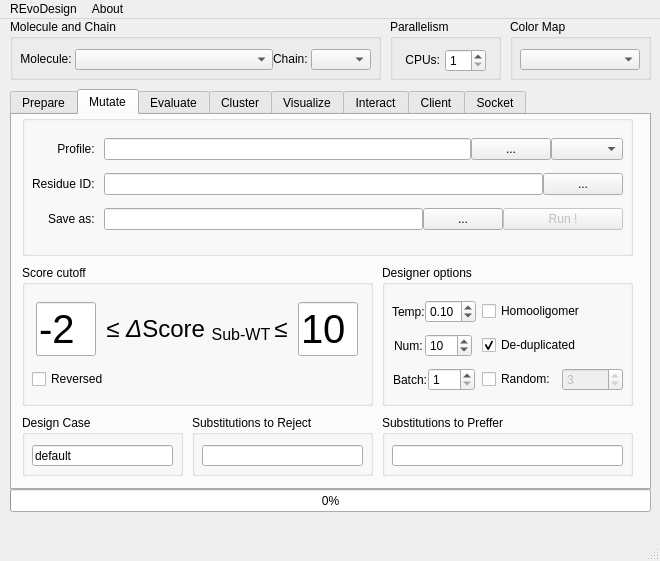
Old version of the form REvoDesign/UI/REvoDesign-PyMOL.ui in the repository YaoYinYing/REvoDesign.
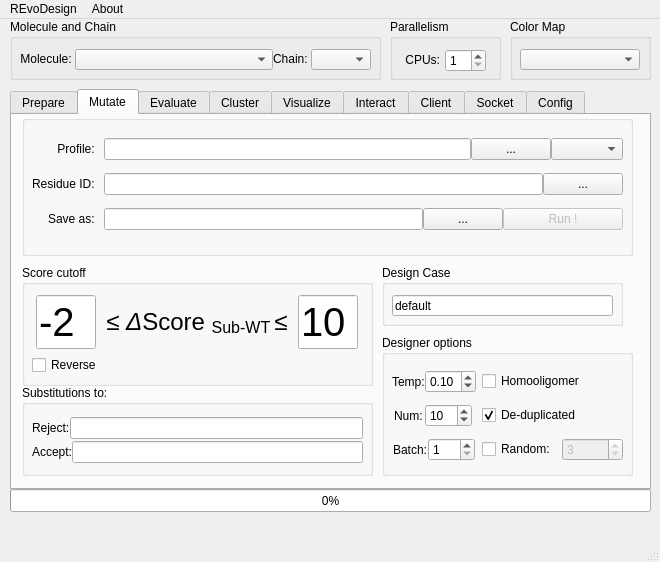
New version of the form. The open tabs and pages were chosen to show the change.

What changed in the file:
```diff
--- a/REvoDesign/UI/REvoDesign-PyMOL.ui
+++ b/REvoDesign/UI/REvoDesign-PyMOL.ui
@@ -10,7 +10,7 @@
     <x>0</x>
     <y>0</y>
     <width>660</width>
-    <height>561</height>
+    <height>562</height>
    </rect>
   </property>
   <property name="sizePolicy">
@@ -857,39 +857,13 @@
        </layout>
       </widget>
      </widget>
-     <widget class="QGroupBox" name="groupBox_preffer_substitution">
-      <property name="geometry">
-       <rect>
-        <x>370</x>
-        <y>300</y>
-        <width>251</width>
-        <height>61</height>
-       </rect>
-      </property>
-      <property name="title">
-       <string>Substitutions to Preffer</string>
-      </property>
-      <widget class="QLineEdit" name="lineEdit_preffer_substitution">
-       <property name="geometry">
-        <rect>
-         <x>10</x>
-         <y>30</y>
-         <width>231</width>
-         <height>21</height>
-        </rect>
-       </property>
-       <property name="statusTip">
-        <string>Preferred substitutions. For PSSM and CSV: `E:DATY K:RATY`. For external designers: `DNEQKRHHH`. </string>
-       </property>
-      </widget>
-     </widget>
      <widget class="QGroupBox" name="groupBox_2">
       <property name="geometry">
        <rect>
         <x>10</x>
         <y>150</y>
         <width>351</width>
-        <height>141</height>
+        <height>121</height>
        </rect>
       </property>
       <property name="title">
@@ -901,7 +875,7 @@
          <x>10</x>
          <y>30</y>
          <width>331</width>
-         <height>101</height>
+         <height>81</height>
         </rect>
        </property>
        <layout class="QVBoxLayout" name="verticalLayout_7">
@@ -994,73 +968,18 @@
            <string>Lower scores will be favored in certain scoring methods, such as ddG scoring.</string>
           </property>
           <property name="text">
-           <string>Reversed</string>
+           <string>Reverse</string>
           </property>
          </widget>
         </item>
        </layout>
       </widget>
      </widget>
-     <widget class="QGroupBox" name="groupBox_reject_substitution">
-      <property name="geometry">
-       <rect>
-        <x>180</x>
-        <y>300</y>
-        <width>181</width>
-        <height>61</height>
-       </rect>
-      </property>
-      <property name="title">
-       <string>Substitutions to Reject</string>
-      </property>
-      <widget class="QLineEdit" name="lineEdit_reject_substitution">
-       <property name="geometry">
-        <rect>
-         <x>10</x>
-         <y>30</y>
-         <width>161</width>
-         <height>21</height>
-        </rect>
-       </property>
-       <property name="statusTip">
-        <string>Substitutions to reject. eg. `PC` to reject proline and cysteine.</string>
-       </property>
-      </widget>
-     </widget>
-     <widget class="QGroupBox" name="groupBox">
-      <property name="geometry">
-       <rect>
-        <x>10</x>
-        <y>300</y>
-        <width>161</width>
-        <height>61</height>
-       </rect>
-      </property>
-      <property name="title">
-       <string>Design Case</string>
-      </property>
-      <widget class="QLineEdit" name="lineEdit_design_case">
-       <property name="geometry">
-        <rect>
-         <x>10</x>
-         <y>30</y>
-         <width>141</width>
-         <height>21</height>
-        </rect>
-       </property>
-       <property name="statusTip">
-        <string>You should name this design case with a proper label.</string>
-       </property>
-       <property name="text">
-        <string>default</string>
-       </property>
-      </widget>
-     </widget>
      <widget class="QGroupBox" name="groupBox_11">
       <property name="geometry">
        <rect>
         <x>370</x>
-        <y>150</y>
+        <y>220</y>
         <width>251</width>
         <height>141</height>
        </rect>
@@ -1290,6 +1209,123 @@
        </layout>
       </widget>
      </widget>
+     <widget class="QGroupBox" name="groupBox_reject_substitution">
+      <property name="geometry">
+       <rect>
+        <x>10</x>
+        <y>270</y>
+        <width>351</width>
+        <height>91</height>
+       </rect>
+      </property>
+      <property name="title">
+       <string>Substitutions to:</string>
+      </property>
+      <widget class="QWidget" name="verticalLayoutWidget_14">
+       <property name="geometry">
+        <rect>
+         <x>10</x>
+         <y>30</y>
+         <width>331</width>
+         <height>51</height>
+        </rect>
+       </property>
+       <layout class="QVBoxLayout" name="verticalLayout_20">
+        <property name="spacing">
+         <number>0</number>
+        </property>
+        <item>
+         <layout class="QHBoxLayout" name="horizontalLayout_53">
+          <item>
+           <widget class="QLabel" name="label_2">
+            <property name="sizePolicy">
+             <sizepolicy hsizetype="Fixed" vsizetype="Preferred">
+              <horstretch>0</horstretch>
+              <verstretch>0</verstretch>
+             </sizepolicy>
+            </property>
+            <property name="statusTip">
+             <string>Reject some substitutions</string>
+            </property>
+            <property name="text">
+             <string>Reject:</string>
+            </property>
+            <property name="alignment">
+             <set>Qt::AlignLeading|Qt::AlignLeft|Qt::AlignVCenter</set>
+            </property>
+           </widget>
+          </item>
+          <item>
+           <widget class="QLineEdit" name="lineEdit_reject_substitution">
+            <property name="statusTip">
+             <string>Substitutions to reject. eg. `PC` to reject proline and cysteine.</string>
+            </property>
+           </widget>
+          </item>
+         </layout>
+        </item>
+        <item>
+         <layout class="QHBoxLayout" name="horizontalLayout_55">
+          <item>
+           <widget class="QLabel" name="label_5">
+            <property name="sizePolicy">
+             <sizepolicy hsizetype="Fixed" vsizetype="Preferred">
+              <horstretch>0</horstretch>
+              <verstretch>0</verstretch>
+             </sizepolicy>
+            </property>
+            <property name="statusTip">
+             <string>Allow some substitutions.</string>
+            </property>
+            <property name="text">
+             <string>Accept:</string>
+            </property>
+            <property name="alignment">
+             <set>Qt::AlignLeading|Qt::AlignLeft|Qt::AlignVCenter</set>
+            </property>
+           </widget>
+          </item>
+          <item>
+           <widget class="QLineEdit" name="lineEdit_preffer_substitution">
+            <property name="statusTip">
+             <string>Preferred substitutions. For PSSM and CSV: `E:DATY K:RATY`. For external designers: `DNEQKRHHH`. </string>
+            </property>
+           </widget>
+          </item>
+         </layout>
+        </item>
+       </layout>
+      </widget>
+     </widget>
+     <widget class="QGroupBox" name="groupBox">
+      <property name="geometry">
+       <rect>
+        <x>370</x>
+        <y>150</y>
+        <width>241</width>
+        <height>61</height>
+       </rect>
+      </property>
+      <property name="title">
+       <string>Design Case</string>
+      </property>
+      <widget class="QLineEdit" name="lineEdit_design_case">
+       <property name="geometry">
+        <rect>
+         <x>10</x>
+         <y>30</y>
+         <width>221</width>
+         <height>21</height>
+        </rect>
+       </property>
+       <property name="statusTip">
+        <string>You should name this design case with a proper label.</string>
+       </property>
+       <property name="text">
+        <string>default</string>
+       </property>
+      </widget>
+     </widget>
     </widget>
     <widget class="QWidget" name="tab_evaluate">
      <property name="statusTip">
@@ -4186,6 +4222,106 @@
       </widget>
      </widget>
     </widget>
+    <widget class="QWidget" name="tab">
+     <attribute name="title">
+      <string>Config</string>
+     </attribute>
+     <widget class="QGroupBox" name="groupBox_16">
+      <property name="geometry">
+       <rect>
+        <x>10</x>
+        <y>10</y>
+        <width>351</width>
+        <height>71</height>
+       </rect>
+      </property>
+      <property name="title">
+       <string>Sidechain options</string>
+      </property>
+      <widget class="QWidget" name="horizontalLayoutWidget_5">
+       <property name="geometry">
+        <rect>
+         <x>10</x>
+         <y>30</y>
+         <width>331</width>
+         <height>32</height>
+        </rect>
+       </property>
+       <layout class="QHBoxLayout" name="horizontalLayout_57">
+        <item>
+         <widget class="QLabel" name="label_molecule_2">
+          <property name="sizePolicy">
+           <sizepolicy hsizetype="Fixed" vsizetype="Fixed">
+            <horstretch>0</horstretch>
+            <verstretch>0</verstretch>
+           </sizepolicy>
+          </property>
+          <property name="text">
+           <string>Solver:</string>
+          </property>
+          <property name="alignment">
+           <set>Qt::AlignRight|Qt::AlignTrailing|Qt::AlignVCenter</set>
+          </property>
+         </widget>
+        </item>
+        <item>
+         <widget class="QComboBox" name="comboBox_sidechain_solver">
+          <property name="sizePolicy">
+           <sizepolicy hsizetype="MinimumExpanding" vsizetype="Fixed">
+            <horstretch>0</horstretch>
+            <verstretch>0</verstretch>
+           </sizepolicy>
+          </property>
+          <property name="minimumSize">
+           <size>
+            <width>0</width>
+            <height>0</height>
+           </size>
+          </property>
+          <property name="maximumSize">
+           <size>
+            <width>16777215</width>
+            <height>16777215</height>
+           </size>
+          </property>
+          <property name="statusTip">
+           <string>Sidechain solver. Default: buildin for Dunbrack rotamer library used by PyMOL </string>
+          </property>
+         </widget>
+        </item>
+        <item>
+         <widget class="QLabel" name="label_molecule_3">
+          <property name="sizePolicy">
+           <sizepolicy hsizetype="Fixed" vsizetype="Fixed">
+            <horstretch>0</horstretch>
+            <verstretch>0</verstretch>
+           </sizepolicy>
+          </property>
+          <property name="text">
+           <string>radius:</string>
+          </property>
+          <property name="alignment">
+           <set>Qt::AlignRight|Qt::AlignTrailing|Qt::AlignVCenter</set>
+          </property>
+         </widget>
+        </item>
+        <item>
+         <widget class="QDoubleSpinBox" name="doubleSpinBox_sidechain_solver_radius">
+          <property name="sizePolicy">
+           <sizepolicy hsizetype="Fixed" vsizetype="Fixed">
+            <horstretch>0</horstretch>
+            <verstretch>0</verstretch>
+           </sizepolicy>
+          </property>
+          <property name="maximum">
+           <double>20.000000000000000</double>
+          </property>
+         </widget>
+        </item>
+       </layout>
+      </widget>
+     </widget>
+    </widget>
    </widget>
    <widget class="QGroupBox" name="groupBox_6">
     <property name="geometry">
```
